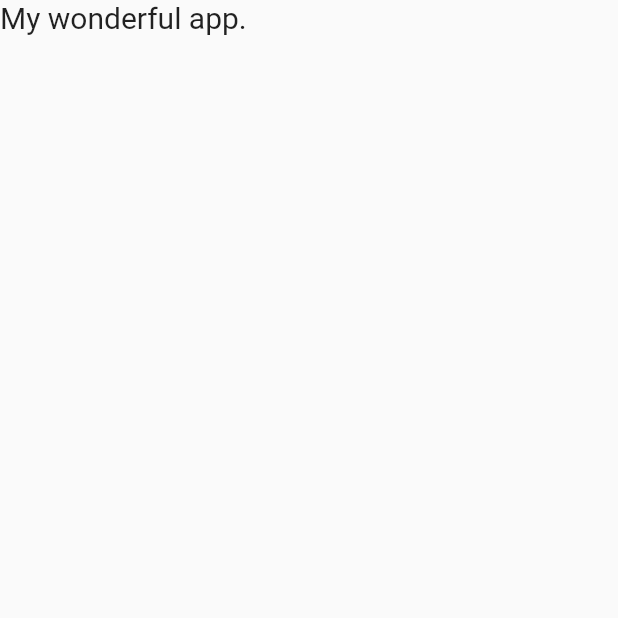
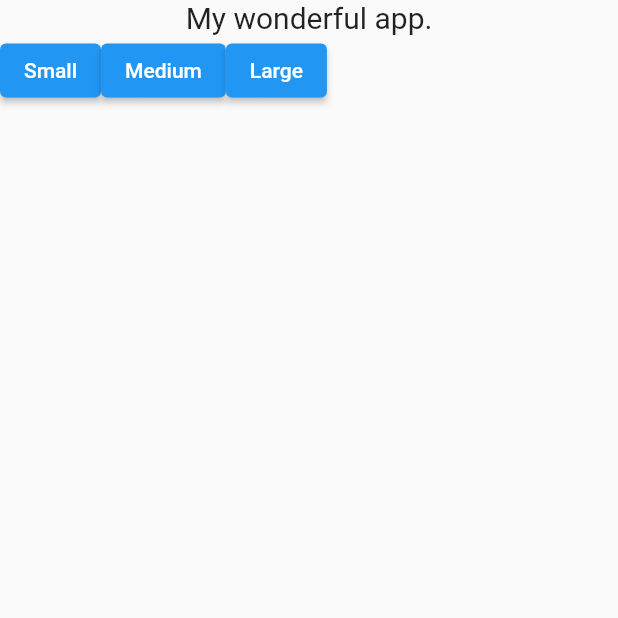
Before and after one commit to lukke117/flutter_playgroud, a Flutter app: the screen it shows after launch, on a phone screen of 412 x 824 dp, the top half of it. Run offline on Flutter 3.47's test engine with Material 2 defaults, Android fonts, the phone set to English and light mode, and no system bars.

Commit message:
elevated button

```diff
--- a/lib/main.dart
+++ b/lib/main.dart
@@ -32,6 +32,22 @@ class BodyWidget extends StatelessWidget {
           "My wonderful app.",
           style: TextStyle(fontSize: 20),
         ),
+        Row(
+          children: [
+            ElevatedButton(
+              onPressed: () {},
+              child: Text("Small"),
+            ),
+            ElevatedButton(
+              onPressed: () {},
+              child: Text("Medium"),
+            ),
+            ElevatedButton(
+              onPressed: () {},
+              child: Text("Large"),
+            ),
+          ],
+        )
       ],
     );
   }
```
